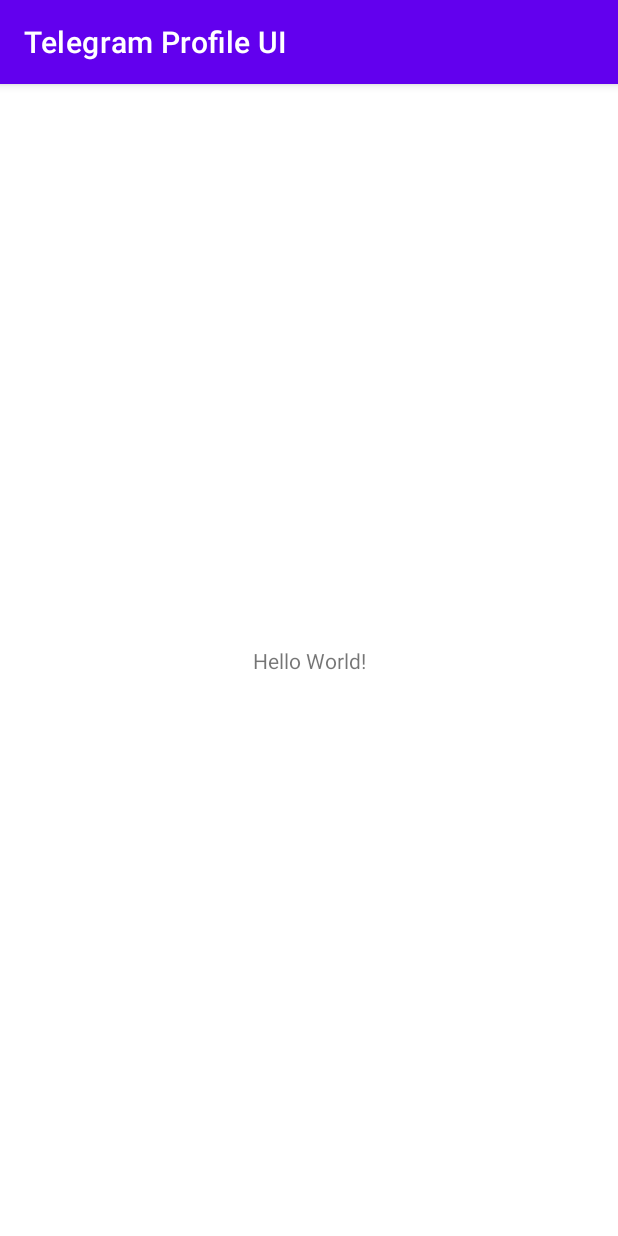
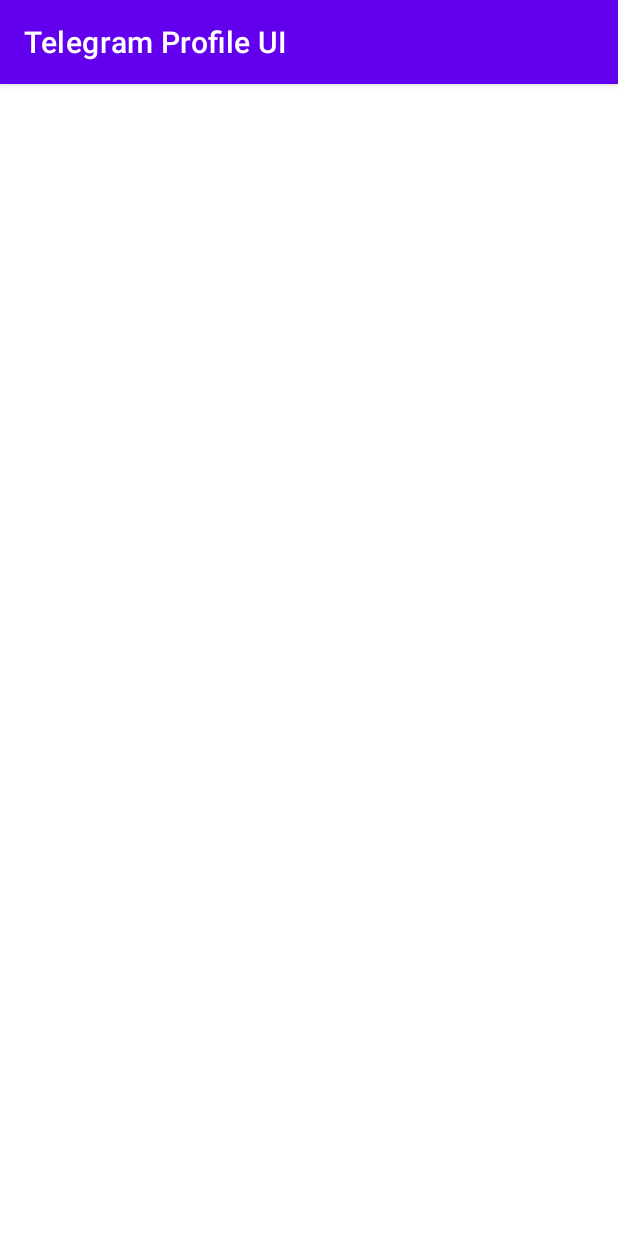
Before and after one commit to Abdurrahman-Salah-ad-Din/telegram-profile-ui, an Android app: the screen it shows after launch (MainActivity), on a phone screen of 412 x 824 dp. Run offline under Robolectric (Android 15) with nearby library versions, the phone set to English and light mode, and no system bars.

Commit message:
change the root of the activity_main.xml to motion layout create activity_main_scene.xml file

```diff
--- a/app/src/main/res/layout/activity_main.xml
+++ b/app/src/main/res/layout/activity_main.xml
@@ -1,18 +1,12 @@
 <?xml version="1.0" encoding="utf-8"?>
-<androidx.constraintlayout.widget.ConstraintLayout xmlns:android="http://schemas.android.com/apk/res/android"
+<androidx.constraintlayout.motion.widget.MotionLayout xmlns:android="http://schemas.android.com/apk/res/android"
     xmlns:app="http://schemas.android.com/apk/res-auto"
     xmlns:tools="http://schemas.android.com/tools"
     android:layout_width="match_parent"
     android:layout_height="match_parent"
-    tools:context=".MainActivity">
+    tools:context=".MainActivity"
+    app:layoutDescription="@xml/activity_main_scene">
 
-    <TextView
-        android:layout_width="wrap_content"
-        android:layout_height="wrap_content"
-        android:text="Hello World!"
-        app:layout_constraintBottom_toBottomOf="parent"
-        app:layout_constraintEnd_toEndOf="parent"
-        app:layout_constraintStart_toStartOf="parent"
-        app:layout_constraintTop_toTopOf="parent" />
 
-</androidx.constraintlayout.widget.ConstraintLayout>
+
+</androidx.constraintlayout.motion.widget.MotionLayout>
--- /dev/null
+++ b/app/src/main/res/xml/activity_main_scene.xml
@@ -0,0 +1,16 @@
+<?xml version="1.0" encoding="utf-8"?>
+<MotionScene xmlns:android="http://schemas.android.com/apk/res/android"
+    xmlns:app="http://schemas.android.com/apk/res-auto">
+
+    <ConstraintSet android:id="@+id/start">
+        <Constraint android:id="@+id/widget" />
+    </ConstraintSet>
+
+    <ConstraintSet android:id="@+id/end">
+        <Constraint android:id="@id/widget" />
+    </ConstraintSet>
+
+    <Transition
+        app:constraintSetEnd="@id/end"
+        app:constraintSetStart="@+id/start" />
+</MotionScene>
```
